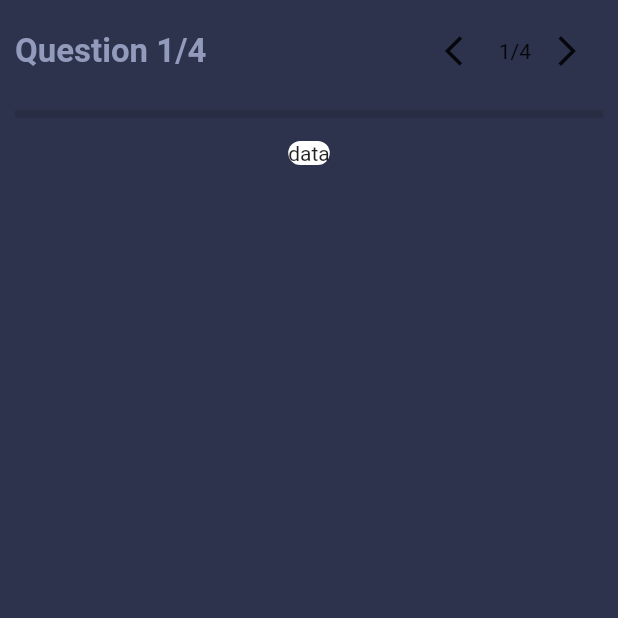
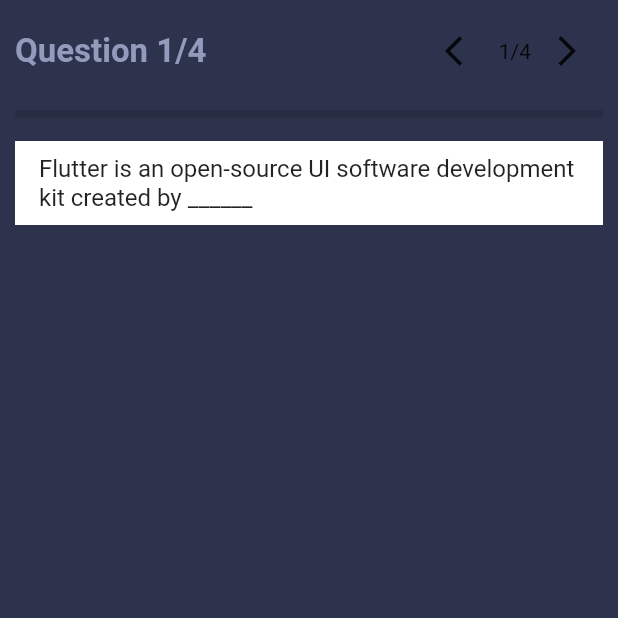
Before and after one commit to Elizura/Quiz-app-flutter, a Flutter app: the QuizPage screen opened directly, on a phone screen of 412 x 824 dp, the top half of it. Run offline on Flutter 3.47's test engine with Material 2 defaults, Android fonts, the phone set to English and light mode, and no system bars.

Commit message:
question card added

```diff
--- /dev/null
+++ b/lib/question_data.dart
@@ -0,0 +1,41 @@
+class Question {
+  final int id;
+  final int answer;
+  final String question;
+  final List<String> options;
+
+  Question({
+    required this.id,
+    required this.question,
+    required this.answer,
+    required this.options,
+  });
+}
+
+List<Question> sample_data = [
+  Question(
+    id: 1,
+    question:
+        "Flutter is an open-source UI software development kit created by ______",
+    answer: 1,
+    options: ['Apple', 'Google', 'Facebook', 'Microsoft'],
+  ),
+  Question(
+    id: 2,
+    question: "When google release Flutter.",
+    answer: 2,
+    options: ['Jun 2017', 'Jun 2017', 'May 2017', 'May 2018'],
+  ),
+  Question(
+    id: 3,
+    question: "A memory location that holds a single letter or number.",
+    answer: 2,
+    options: ['Double', 'Int', 'Char', 'Word'],
+  ),
+  Question(
+    id: 4,
+    question: "What command do you use to output data to the screen?",
+    answer: 2,
+    options: ['Cin', 'Count>>', 'Cout', 'Output>>'],
+  ),
+];
--- a/lib/questioncard.dart
+++ b/lib/questioncard.dart
@@ -2,21 +2,56 @@ import 'package:flutter/material.dart';
 import 'package:flutter/src/widgets/framework.dart';
 import 'package:flutter/src/widgets/placeholder.dart';
 
-class QuestionCard extends StatefulWidget {
-  const QuestionCard({super.key});
+// class QuestionCard extends StatefulWidget {
+//   const QuestionCard({
+//     super.key,
+//     required this.question,
+//     required this.index,
+//     required this.questionLength,
+//   });
 
-  @override
-  State<QuestionCard> createState() => _QuestionCardState();
-}
+//   final question;
+//   final int index;
+//   final int questionLength;
 
-class _QuestionCardState extends State<QuestionCard> {
-  @override
-  Widget build(BuildContext context) {
-    return Container(
-        decoration: BoxDecoration(
-            color: Colors.white, borderRadius: BorderRadius.circular(10)),
-        child: Column(
-          children: [Text('data')],
-        ));
-  }
-}
+//   @override
+//   State<QuestionCard> createState() => _QuestionCardState();
+// }
+
+// class _QuestionCardState extends State<QuestionCard> {
+//   @override
+//   List? choiceAnswer;
+//   void initState() {
+//     super.initState();
+//     choiceAnswer = List.generate(5, (index) => 'Question number ${index}');
+//   }
+
+//   @override
+//   Widget build(BuildContext context) {
+//     return Column(
+//       children: [
+//         ListTile(
+//           trailing: Radio(
+//             groupValue: 0,
+//             value: 0,
+//             onChanged: (value) => {},
+//           ),
+//           tileColor: Colors.white,
+//           title: Text('UTUY'),
+//         ),
+//         SizedBox(
+//           height: 8.0,
+//         ),
+//         ListTile(
+//           trailing: Radio(
+//             groupValue: 0,
+//             value: 0,
+//             onChanged: (value) => {},
+//           ),
+//           tileColor: Colors.white,
+//           title: Text('UTUY'),
+//         ),
+//       ],
+//     );
+//   }
+// }
--- a/lib/quizpage.dart
+++ b/lib/quizpage.dart
@@ -1,6 +1,7 @@
 import 'package:flutter/material.dart';
 import 'package:flutter/src/widgets/framework.dart';
 import 'package:flutter/src/widgets/placeholder.dart';
+import 'package:practice/question_data.dart';
 import 'package:practice/questioncard.dart';
 
 import 'constants.dart';
@@ -53,10 +54,47 @@ class _QuizPageState extends State<QuizPage> {
             const SizedBox(
               height: 10,
             ),
-            const QuestionCard()
+            const QuestionCard(),
           ],
         ),
       )),
     );
   }
 }
+
+class QuestionCard extends StatefulWidget {
+  const QuestionCard({super.key});
+
+  @override
+  State<QuestionCard> createState() => _QuestionCardState();
+}
+
+class _QuestionCardState extends State<QuestionCard> {
+  List? questions = sample_data;
+  @override
+  Widget build(BuildContext context) {
+    return ListTile(
+        tileColor: Colors.white, title: Text(sample_data[0].question));
+  }
+  //   return ListView(
+  //     padding: const EdgeInsets.all(8),
+  //     children: <Widget>[
+  //       Container(
+  //         height: 50,
+  //         color: Colors.amber[600],
+  //         child: const Center(child: Text('Entry A')),
+  //       ),
+  //       Container(
+  //         height: 50,
+  //         color: Colors.amber[500],
+  //         child: const Center(child: Text('Entry B')),
+  //       ),
+  //       Container(
+  //         height: 50,
+  //         color: Colors.amber[100],
+  //         child: const Center(child: Text('Entry C')),
+  //       ),
+  //     ],
+  //   );
+  // }
+}
```
